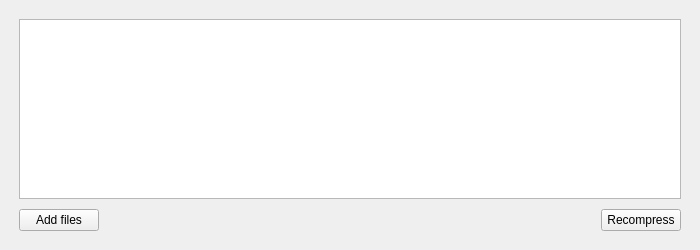
First picture: the form in window.ui, repository Kilian/Trimage, before the edit.
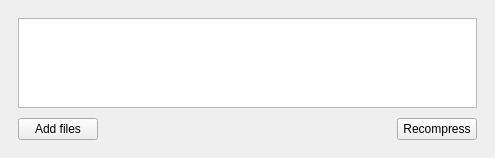
Second picture: the form after the edit.

Commit message: let it scale

```diff
--- a/window.ui
+++ b/window.ui
@@ -6,22 +6,19 @@
    <rect>
     <x>0</x>
     <y>0</y>
-    <width>700</width>
-    <height>250</height>
+    <width>495</width>
+    <height>158</height>
    </rect>
   </property>
   <property name="windowTitle">
    <string>MainWindow</string>
   </property>
   <widget class="QWidget" name="centralwidget">
-   <widget class="QFrame" name="">
-    <property name="geometry">
-     <rect>
-      <x>10</x>
-      <y>10</y>
-      <width>680</width>
-      <height>230</height>
-     </rect>
+   <layout class="QGridLayout" name="gridLayout_2">
+    <item row="0" column="0">
+     <widget class="QWidget" name="widget" native="true">
+      <property name="enabled">
+       <bool>true</bool>
     </property>
     <property name="sizePolicy">
      <sizepolicy hsizetype="Preferred" vsizetype="Preferred">
@@ -32,17 +29,20 @@
     <layout class="QVBoxLayout" name="verticalLayout">
      <item>
       <layout class="QGridLayout" name="gridLayout">
-       <property name="spacing">
+         <property name="horizontalSpacing">
+          <number>0</number>
+         </property>
+         <property name="verticalSpacing">
         <number>10</number>
        </property>
-       <item row="1" column="0">
+         <item row="2" column="0">
         <widget class="QPushButton" name="addfiles">
          <property name="text">
           <string>Add files</string>
          </property>
         </widget>
        </item>
-       <item row="1" column="1">
+         <item row="2" column="1">
         <spacer name="horizontalSpacer">
          <property name="orientation">
           <enum>Qt::Horizontal</enum>
@@ -55,7 +55,7 @@
          </property>
         </spacer>
        </item>
-       <item row="1" column="2">
+         <item row="2" column="2">
         <widget class="QPushButton" name="recompress">
          <property name="text">
           <string>Recompress</string>
@@ -73,6 +73,8 @@
      </item>
     </layout>
    </widget>
+    </item>
+   </layout>
   </widget>
  </widget>
  <resources/>
```
Left out of the diff: 8 changed lines with no effect on the pictures. Lines whose indentation alone changed are shown as unchanged.
